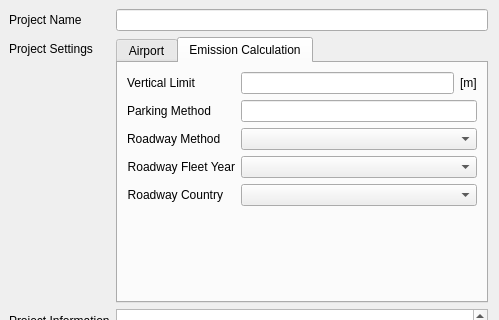
Above: ui/ui_study_setup.ui from eurocontrol-asu/open_alaqs before the change; both pictures show x 0 to 499 and y 0 to 320 of the 499 by 458 pixel window. Below: the same form after it.
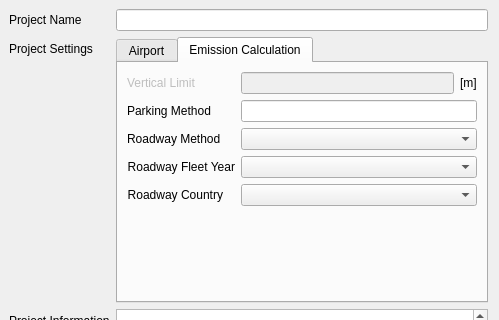
That is the form after the change. The open tabs and pages were chosen to show the change.

The edit to the form file:
```diff
--- a/ui/ui_study_setup.ui
+++ b/ui/ui_study_setup.ui
@@ -269,6 +269,9 @@
              <property name="text">
               <string>Vertical Limit</string>
              </property>
+             <property name="enabled">
+              <bool>False</bool>
+             </property>
             </widget>
            </item>
            <item row="0" column="1">
@@ -281,6 +284,9 @@
                  <verstretch>0</verstretch>
                 </sizepolicy>
                </property>
+               <property name="enabled">
+                <bool>False</bool>
+               </property>
               </widget>
              </item>
              <item>
```
